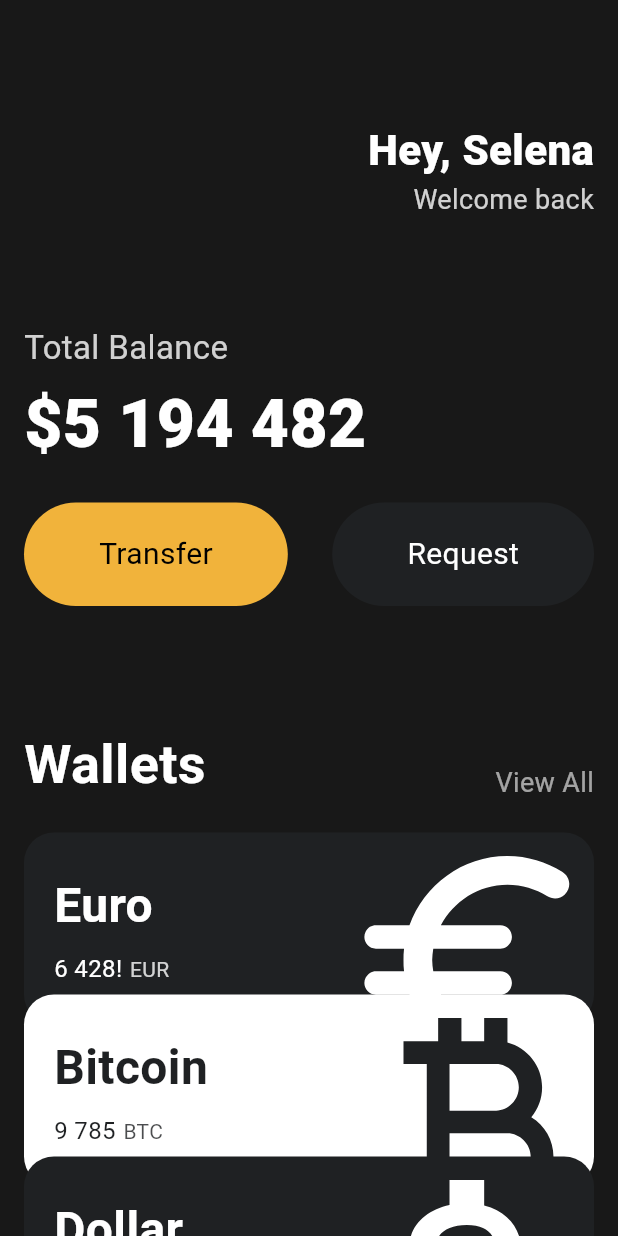
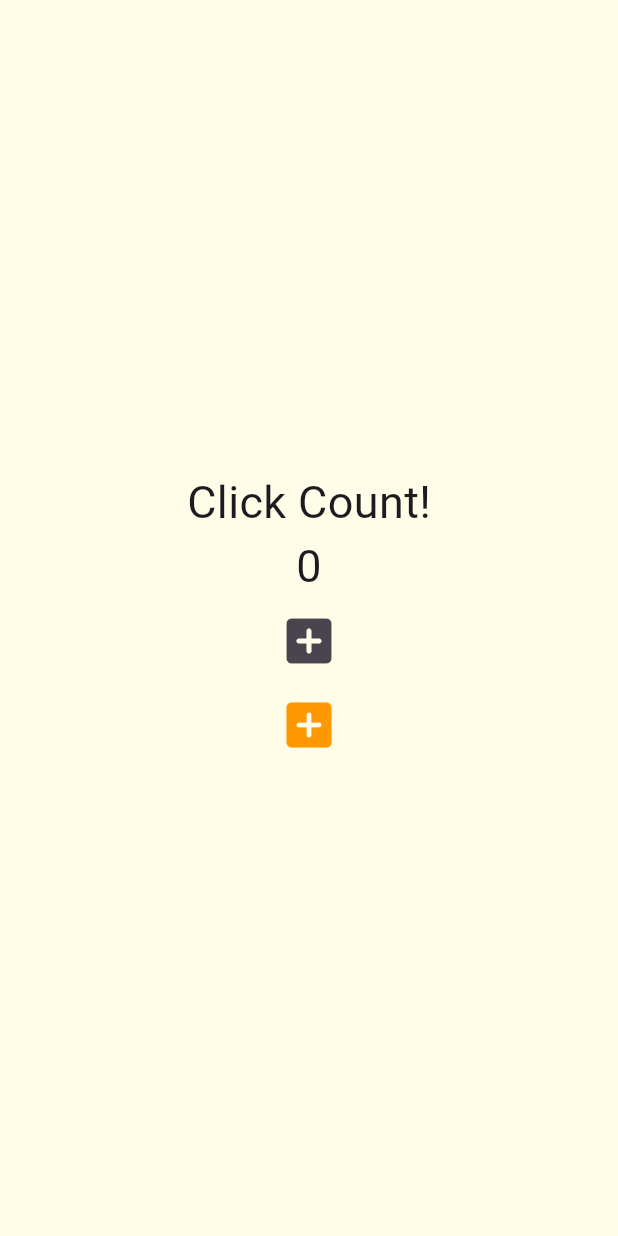
Before and after one commit to minjujung/nomad-coder-flutter-tooflix, a Flutter app: the screen it shows after launch, on a phone screen of 412 x 824 dp. Run offline on Flutter 3.47's test engine with Material 3 defaults, Android fonts, the phone set to English and light mode, and no system bars.

Commit message:
feat: 상태를 반영한 application App2 로 선언

```diff
--- a/lib/main.dart
+++ b/lib/main.dart
@@ -6,11 +6,11 @@ import 'package:toonflix/widgets/currency_card.dart';
 // 여러 widget을 합쳐서 ui 를 만들어 내는 것
 // widget 만드는 것 = class 만드는 것
 void main() {
-  runApp(const App());
+  runApp(const App2());
 }
 
 // 여기서 App 은 전체 앱의 root widget, 애플리케이션의 시작점
-// root widget 은 항상 두개의 옵션 중 하나를 return 해야함
+// root widget 은 항상 두개의 옵S션 중 하나를 return 해야함
 // 1. MaterialApp : 구글 -> 확실히 flutter 자체를 구글에서 만들어서 이걸 대부분 사용
 // 2. CupertionApp : 애플
 // 앱이 어떤 모습(느낌)으로 보이길 원하는지 정하는 것
@@ -159,3 +159,72 @@ class App extends StatelessWidget {
     );
   }
 }
+
+// 위젯에 데이터를 저장하고 싶고 실시간으로 업데이트 하고 싶을 때 Stateful widget 을 사용
+// Stateful widget 은 두 부분으로 나뉨 : 1. widget 2. state(data 와 ui 를 넣는 곳)
+class App2 extends StatefulWidget {
+  const App2({super.key});
+
+  @override
+  _AppState createState() => _AppState();
+}
+
+class _AppState extends State<App2> {
+  int counter = 0;
+  List<int> numbers = [];
+
+  void onClicked() {
+    // setState 를 호출하면 -> 새로운 data가 있다는걸 flutter 에게 알려줌
+    // flutter 는 build method 를 호출해서 ui 를 다시 그림
+    // state는 그렇게 많이 사용되지는 않음
+    setState(() {
+      counter++;
+    });
+
+    // 사실 아래와 같이 setState 안에 counter++ 를 안 넣어도 됨
+    // 왜냐면 상태를 바꾸고 바뀐걸 알려주기만 하면 되기 때문
+    // setState를 호출 할 때 마다 build method 가 다시 실행됨
+    // counter++;
+    // setState(() {});
+  }
+
+  void onAdd() {
+    // numbers.add(numbers.length);
+    // print('numbers: $numbers');
+    setState(() {
+      numbers.add(numbers.length);
+    });
+  }
+
+  @override
+  Widget build(BuildContext context) {
+    return MaterialApp(
+      home: Scaffold(
+          backgroundColor: Colors.yellow[50],
+          body: Center(
+            child: Column(
+              mainAxisAlignment: MainAxisAlignment.center,
+              children: [
+                const Text(
+                  'Click Count!',
+                  style: TextStyle(fontSize: 30),
+                ),
+                Text('$counter', style: const TextStyle(fontSize: 30)),
+                IconButton(
+                  onPressed: onClicked,
+                  icon: const Icon(Icons.add_box_rounded),
+                  iconSize: 40,
+                ),
+                for (var number in numbers) Text('$number'),
+                IconButton(
+                  onPressed: onAdd,
+                  icon: const Icon(Icons.add_box_rounded),
+                  iconSize: 40,
+                  color: Colors.orange,
+                ),
+              ],
+            ),
+          )),
+    );
+  }
+}
```
